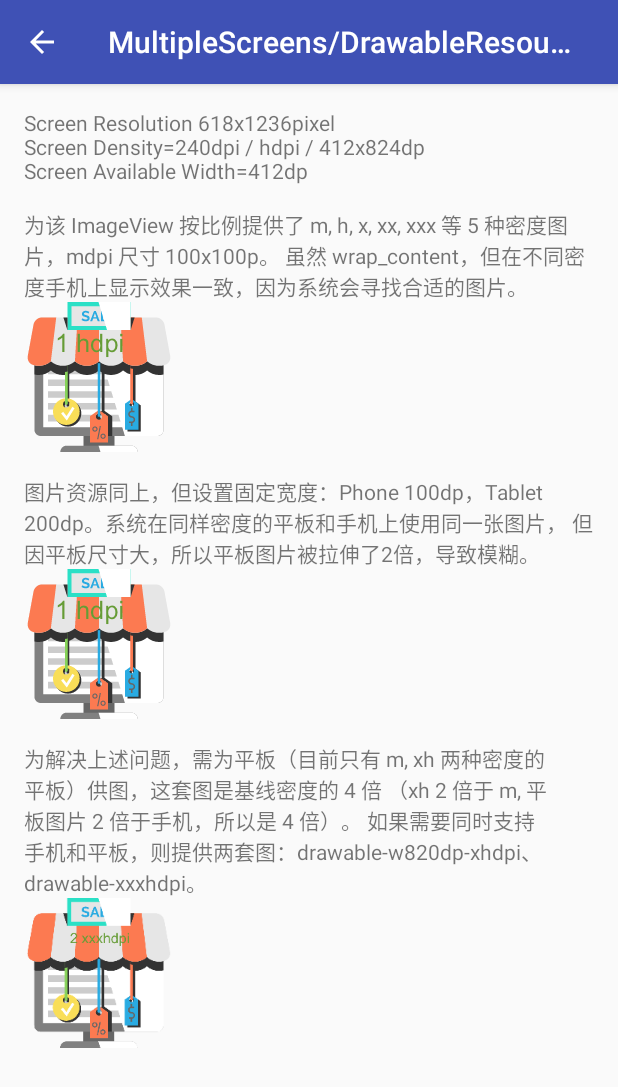
After one commit to li2/android-3rd-lib-tutorial, an Android app: the DrawableResources screen opened directly, with no data from a screen before it, on a phone screen of 412 x 824 dp. The commit adds this screen. Shown: the top 1087 px of the screen. Run offline under Robolectric (Android 15) with nearby library versions, the phone set to English and light mode, and no system bars; our stand-ins replace ButterKnife.

Commit message:
[ View ] - [ Multiple Screens ] - [ Images ] 在不同 density 的 Phone& Tablet 上做对比测试，研究如何以最少的图达成最优的显示效果。
1. 为该 ImageView 按比例提供了 m, h, x, xx, xxx 等 5 种密度图片，mdpi 尺寸 100x100p。
虽然 wrap_content，但在不同密度手机上显示效果一致，因为系统会寻找合适的图片。

2. 图片资源同上，但设置固定宽度：Phone 100dp，Tablet 200dp。系统在同样密度的平板和手机上使用同一张图片，
但因平板尺寸大，所以平板图片被拉伸了2倍，导致模糊。

3. 为解决上述问题，需为平板（目前只有 m, xh 两种密度的平板）供图，这套图是基线密度的 4 倍
（xh 2 倍于 m, 平板图片 2 倍于手机，所以是 4 倍）。
如果需要同时支持手机和平板，则提供两套图：drawable-w820dp-xhdpi、drawable-xxxhdpi。

```diff
--- a/app/build.gradle
+++ b/app/build.gradle
@@ -5,7 +5,7 @@ android {
     buildToolsVersion "25.0.2"
     defaultConfig {
         applicationId "me.li2.android.tutorial"
-        minSdkVersion 19
+        minSdkVersion 16
         targetSdkVersion 25
         versionCode 1
         versionName "1.0"
--- a/app/src/main/AndroidManifest.xml
+++ b/app/src/main/AndroidManifest.xml
@@ -22,6 +22,8 @@
             </intent-filter>
         </activity>
 
+        <activity android:name="net.rdrei.android.dirchooser.DirectoryChooserActivity" />
+
         <activity android:name=".Retrofit2.RetrofitTutorial"/>
         <activity android:name=".Retrofit2.L1GettingStarted.GettingStartedActivity"/>
         <activity android:name=".Retrofit2.L5SendObjectsInRequestBody.SendObjectsInRequestBody"/>
@@ -33,7 +35,8 @@
         <activity android:name=".Picasso.PicassoTutorial"/>
         <activity android:name=".Picasso.L1ImageLoading.ImageLoading"/>
 
-        <activity android:name="net.rdrei.android.dirchooser.DirectoryChooserActivity" />
+        <activity android:name=".MultipleScreens.MultipleScreensTutorial"/>
+        <activity android:name=".MultipleScreens.DrawableResources"/>
 
     </application>
 
--- a/app/src/main/java/me/li2/android/tutorial/BasicUI/BasicActivity.java
+++ b/app/src/main/java/me/li2/android/tutorial/BasicUI/BasicActivity.java
@@ -4,6 +4,8 @@ import android.os.Bundle;
 import android.support.annotation.Nullable;
 import android.support.v7.app.AppCompatActivity;
 import android.view.MenuItem;
+
+import butterknife.ButterKnife;
 
 /**
  * Created by weiyi on 09/04/2017.
@@ -17,6 +19,7 @@ public abstract class BasicActivity extends AppCompatActivity {
         if (getLayoutResId() > 0) {
             setContentView(getLayoutResId());
         }
+        ButterKnife.bind(this);
         String titlePrefix = getTitlePrefix();
         String title = getClass().getSimpleName();
         if (titlePrefix != null && titlePrefix.length() > 0) {
--- a/app/src/main/java/me/li2/android/tutorial/BasicUI/SimpleOneButtonActivity.java
+++ b/app/src/main/java/me/li2/android/tutorial/BasicUI/SimpleOneButtonActivity.java
@@ -15,7 +15,6 @@ public abstract class SimpleOneButtonActivity extends BasicActivity {
     @Override
     protected void onCreate(Bundle savedInstanceState) {
         super.onCreate(savedInstanceState);
-        ButterKnife.bind(this);
         mButton.setText(getButtonText());
     }
 
--- a/app/src/main/java/me/li2/android/tutorial/BasicUI/TutorialActivity.java
+++ b/app/src/main/java/me/li2/android/tutorial/BasicUI/TutorialActivity.java
@@ -2,6 +2,7 @@ package me.li2.android.tutorial.BasicUI;
 
 import android.os.Bundle;
 
+import me.li2.android.tutorial.MultipleScreens.MultipleScreensTutorial;
 import me.li2.android.tutorial.Picasso.PicassoTutorial;
 import me.li2.android.tutorial.Retrofit2.RetrofitTutorial;
 
@@ -17,6 +18,7 @@ public class TutorialActivity extends SimpleTutorialActivity {
         Class[] tutorialActivities = new Class[]{
                 RetrofitTutorial.class,
                 PicassoTutorial.class,
+                MultipleScreensTutorial.class,
         };
         return tutorialActivities;
     }
--- /dev/null
+++ b/app/src/main/java/me/li2/android/tutorial/MultipleScreens/DrawableResources.java
@@ -0,0 +1,38 @@
+package me.li2.android.tutorial.MultipleScreens;
+
+import android.widget.TextView;
+
+import butterknife.BindView;
+import me.li2.android.tutorial.BasicUI.BasicActivity;
+import me.li2.android.tutorial.R;
+import me.li2.android.tutorial.StorageUtils.ResourceUtils;
+
+/**
+ * Created by weiyi on 10/04/2017.
+ * https://github.com/li2
+ */
+
+public class DrawableResources extends BasicActivity {
+    @BindView(R.id.multiple_screens_density_info_view)
+    TextView mDensityInfoView;
+
+    @Override
+    protected String getTitlePrefix() {
+        return MultipleScreensTutorial.TAG;
+    }
+
+    @Override
+    protected int getLayoutResId() {
+        return R.layout.activity_multiple_screens_drawable_resources;
+    }
+
+    @Override
+    protected void onResume() {
+        super.onResume();
+        updateScreenInfo();
+    }
+
+    private void updateScreenInfo() {
+        mDensityInfoView.setText(ResourceUtils.getScreenInfo(this));
+    }
+}
--- /dev/null
+++ b/app/src/main/java/me/li2/android/tutorial/MultipleScreens/MultipleScreensTutorial.java
@@ -0,0 +1,20 @@
+package me.li2.android.tutorial.MultipleScreens;
+
+import me.li2.android.tutorial.BasicUI.SimpleTutorialActivity;
+
+/**
+ * Created by weiyi on 10/04/2017.
+ * https://github.com/li2
+ */
+
+public class MultipleScreensTutorial extends SimpleTutorialActivity {
+    public static final String TAG = "MultipleScreens";
+
+    @Override
+    public Class[] getTutorialActivities() {
+        Class[] tutorialActivities = new Class[] {
+                DrawableResources.class,
+        };
+        return tutorialActivities;
+    }
+}
--- a/app/src/main/java/me/li2/android/tutorial/StorageUtils/ResourceUtils.java
+++ b/app/src/main/java/me/li2/android/tutorial/StorageUtils/ResourceUtils.java
@@ -2,6 +2,7 @@ package me.li2.android.tutorial.StorageUtils;
 
 import android.content.Context;
 import android.net.Uri;
+import android.util.DisplayMetrics;
 
 /**
  * Created by weiyi on 09/04/2017.
@@ -17,4 +18,125 @@ public class ResourceUtils {
                 + context.getApplicationContext().getPackageName()
                 + FORWARD_SLASH + resourceId);
     }
+
+    private static DisplayMetrics sDisplayMetrics(Context context) {
+        /*
+        WindowManager windowManager = (WindowManager) context.getSystemService(Context.WINDOW_SERVICE);
+        DisplayMetrics displayMetrics = new DisplayMetrics();
+        windowManager.getDefaultDisplay().getMetrics(displayMetrics);
+        return displayMetrics;
+        */
+        return context.getResources().getDisplayMetrics();
+    }
+
+    /**
+     * Get screen density.
+     * @param context
+     * @return in dpi unit: 120, 160, 240, 320, 480, 640
+     */
+    public static int getScreenDensity(Context context) {
+        return (int)(sDisplayMetrics(context).density * 160f);
+    }
+
+    public static String getScreenDensityName(Context context) {
+        int dpi = sDisplayMetrics(context).densityDpi;
+
+        switch (dpi)
+        {
+            case DisplayMetrics.DENSITY_LOW:
+                return "ldpi";
+
+            case DisplayMetrics.DENSITY_MEDIUM:
+                return "mdpi";
+
+            case DisplayMetrics.DENSITY_TV:
+            case DisplayMetrics.DENSITY_HIGH:
+                return "hdpi";
+
+            case DisplayMetrics.DENSITY_XHIGH:
+            case DisplayMetrics.DENSITY_280:
+                return "xhdpi";
+
+            case DisplayMetrics.DENSITY_XXHIGH:
+            case DisplayMetrics.DENSITY_360:
+            case DisplayMetrics.DENSITY_400:
+            case DisplayMetrics.DENSITY_420:
+                return "xxhdpi";
+
+            case DisplayMetrics.DENSITY_XXXHIGH:
+            case DisplayMetrics.DENSITY_560:
+                return "xxxhdpi";
+        }
+
+        return "unknown";
+    }
+
+    /**
+     * Get orientation of the screen.
+     * @param context
+     * @return May be one of ORIENTATION_LANDSCAPE, ORIENTATION_PORTRAIT.
+     */
+    public static int getScreenOrientation(Context context) {
+        return context.getResources().getConfiguration().orientation;
+    }
+
+    /**
+     * Get the exact physical pixels per inch of the screen in the X dimension.
+     * (In the X/Y dimension means this value will be changed when orientation changed.)
+     * @param context
+     * @return in pixel unit.
+     */
+    public static int getScreenWidth(Context context) {
+        return sDisplayMetrics(context).widthPixels;
+    }
+
+    /**
+     * Get the exact physical pixels per inch of the screen in the Y dimension.
+     * @param context
+     * @return in pixel unit.
+     */
+    public static int getScreenHeight(Context context) {
+        return sDisplayMetrics(context).heightPixels;
+    }
+
+    /**
+     * Get dp of screen in the X dimension.
+     * @param context
+     * @return in dp unit.
+     */
+    public static int getScreenDpWidth(Context context) {
+        return (int)(getScreenWidth(context) / sDisplayMetrics(context).density);
+    }
+
+    /**
+     * Get dp of screen in the Y dimension.
+     * @param context
+     * @return in dp unit.
+     */
+    public static int getScreenDpHeight(Context context) {
+        return (int)(getScreenHeight(context) / sDisplayMetrics(context).density);
+    }
+
+    /**
+     * Get available screen width, this value changes when the screen's orientation switches between
+     * landscape and portrait to reflect the current actual width that's available for your UI.
+     * <p>
+     * layout-w<N>dp
+     * <p>
+     * @param context
+     * @return in dp unit
+     */
+    public static int getScreenAvailableDpWidth(Context context) {
+        return getScreenDpWidth(context);
+    }
+
+    public static String getScreenInfo(Context context) {
+        return "Screen Resolution " + getScreenWidth(context) + "x" + getScreenHeight(context) + "pixel"
+                + "\n"
+                + "Screen Density=" + getScreenDensity(context) + "dpi / " + getScreenDensityName(context)
+                + " / " + getScreenDpWidth(context) + "x" + getScreenDpHeight(context) + "dp"
+                + "\n"
+                + "Screen Available Width=" + ResourceUtils.getScreenAvailableDpWidth(context) + "dp"
+                ;
+    }
 }
--- /dev/null
+++ b/app/src/main/res/layout/activity_multiple_screens_drawable_resources.xml
@@ -0,0 +1,52 @@
+<?xml version="1.0" encoding="utf-8"?>
+<RelativeLayout
+    xmlns:android="http://schemas.android.com/apk/res/android"
+    android:layout_width="match_parent"
+    android:layout_height="match_parent"
+    android:layout_marginLeft="@dimen/activity_horizontal_margin"
+    android:layout_marginRight="@dimen/activity_horizontal_margin">
+
+    <TextView
+        style="@style/multiple_screens_image_info_text"
+        android:id="@+id/multiple_screens_density_info_view"
+        android:layout_alignParentTop="true"/>
+
+    <ScrollView
+        android:layout_width="match_parent"
+        android:layout_height="match_parent"
+        android:layout_below="@id/multiple_screens_density_info_view">
+
+        <LinearLayout
+            android:layout_width="match_parent"
+            android:layout_height="match_parent"
+            android:orientation="vertical">
+
+            <TextView
+                style="@style/multiple_screens_image_info_text"
+                android:text="@string/multiple_screens_image_demo1"/>
+            <ImageView
+                android:layout_width="wrap_content"
+                android:layout_height="wrap_content"
+                android:src="@drawable/multiple_screens_image1_full_dpi"/>
+
+            <TextView
+                style="@style/multiple_screens_image_info_text"
+                android:text="@string/multiple_screens_image_demo2"/>
+            <ImageView
+                android:layout_width="@dimen/multiple_screens_demo_image_width"
+                android:layout_height="@dimen/multiple_screens_demo_image_width"
+                android:src="@drawable/multiple_screens_image1_full_dpi"/>
+
+            <TextView
+                style="@style/multiple_screens_image_info_text"
+                android:text="@string/multiple_screens_image_demo3"/>
+            <ImageView
+                android:layout_width="@dimen/multiple_screens_demo_image_width"
+                android:layout_height="@dimen/multiple_screens_demo_image_width"
+                android:src="@drawable/multiple_screens_image2_phone_tablet"/>
+
+        </LinearLayout>
+
+    </ScrollView>
+
+</RelativeLayout>
--- a/app/src/main/res/values-w820dp/dimens.xml
+++ b/app/src/main/res/values-w820dp/dimens.xml
@@ -3,4 +3,6 @@
          (such as screen margins) for screens with more than 820dp of available width. This
          would include 7" and 10" devices in landscape (~960dp and ~1280dp respectively). -->
     <dimen name="activity_horizontal_margin">64dp</dimen>
+
+    <dimen name="multiple_screens_demo_image_width">200dp</dimen>
 </resources>
--- a/app/src/main/res/values/dimens.xml
+++ b/app/src/main/res/values/dimens.xml
@@ -2,4 +2,7 @@
     <!-- Default screen margins, per the Android Design guidelines. -->
     <dimen name="activity_horizontal_margin">16dp</dimen>
     <dimen name="activity_vertical_margin">16dp</dimen>
+
+    <!-- xxxhdpi 400x400pixel -->
+    <dimen name="multiple_screens_demo_image_width">100dp</dimen>
 </resources>
--- a/app/src/main/res/values/strings.xml
+++ b/app/src/main/res/values/strings.xml
@@ -1,3 +1,20 @@
 <resources>
     <string name="app_name">AndroidTutorial</string>
+
+    <string name="multiple_screens_image_demo1">
+        为该 ImageView 按比例提供了 m, h, x, xx, xxx 等 5 种密度图片，mdpi 尺寸 100x100p。
+        虽然 wrap_content，但在不同密度手机上显示效果一致，因为系统会寻找合适的图片。
+    </string>
+
+    <string name="multiple_screens_image_demo2">
+        图片资源同上，但设置固定宽度：Phone 100dp，Tablet 200dp。系统在同样密度的平板和手机上使用同一张图片，
+        但因平板尺寸大，所以平板图片被拉伸了2倍，导致模糊。
+    </string>
+
+    <string name="multiple_screens_image_demo3">
+        为解决上述问题，需为平板（目前只有 m, xh 两种密度的平板）供图，这套图是基线密度的 4 倍
+        （xh 2 倍于 m, 平板图片 2 倍于手机，所以是 4 倍）。
+        如果需要同时支持手机和平板，则提供两套图：drawable-w820dp-xhdpi、drawable-xxxhdpi。
+    </string>
+
 </resources>
--- a/app/src/main/res/values/styles.xml
+++ b/app/src/main/res/values/styles.xml
@@ -8,4 +8,10 @@
         <item name="colorAccent">@color/colorAccent</item>
     </style>
 
+    <style name="multiple_screens_image_info_text">
+        <item name="android:layout_width">match_parent</item>
+        <item name="android:layout_height">wrap_content</item>
+        <item name="android:layout_marginTop">@dimen/activity_vertical_margin</item>
+    </style>
+
 </resources>
```
Also changed, not shown: app/src/main/res/drawable-hdpi/multiple_screens_image1_full_dpi.png (added), app/src/main/res/drawable-mdpi/multiple_screens_image1_full_dpi.png (added), app/src/main/res/drawable-w820dp-xhdpi/multiple_screens_image2_phone_tablet.png (added), app/src/main/res/drawable-xhdpi/multiple_screens_image1_full_dpi.png (added), app/src/main/res/drawable-xxhdpi/multiple_screens_image1_full_dpi.png (added), app/src/main/res/drawable-xxxhdpi/multiple_screens_image1_full_dpi.png (added), app/src/main/res/drawable-xxxhdpi/multiple_screens_image2_phone_tablet.png (added).
